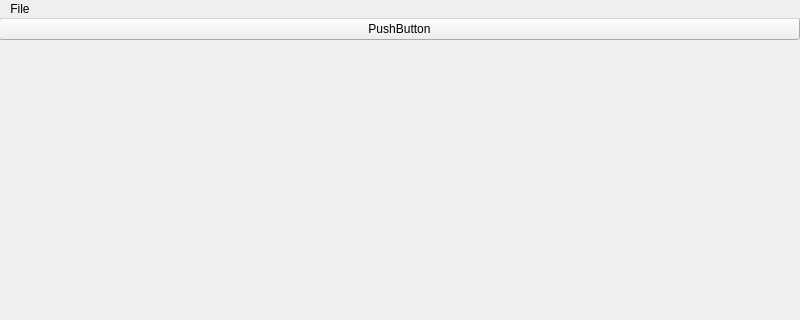
Above: examples/qt/fps/mainwindow.ui from ABRG-Models/morphologica before the change; both pictures show x 0 to 800 and y 0 to 320 of the 800 by 600 pixel window. Below: the same form after it.
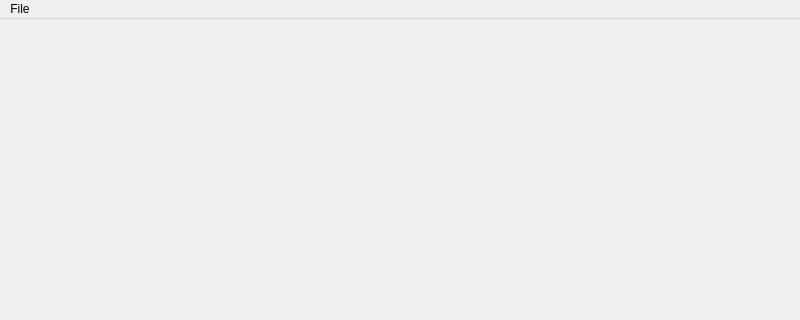
That is the form after the change.

Diff of the .ui file:
```diff
--- a/examples/qt/fps/mainwindow.ui
+++ b/examples/qt/fps/mainwindow.ui
@@ -27,13 +27,6 @@
      <property name="sizeConstraint">
       <enum>QLayout::SetMaximumSize</enum>
      </property>
-     <item>
-      <widget class="QPushButton" name="pushButton">
-       <property name="text">
-        <string>PushButton</string>
-       </property>
-      </widget>
-     </item>
     </layout>
    </widget>
   </widget>
```
